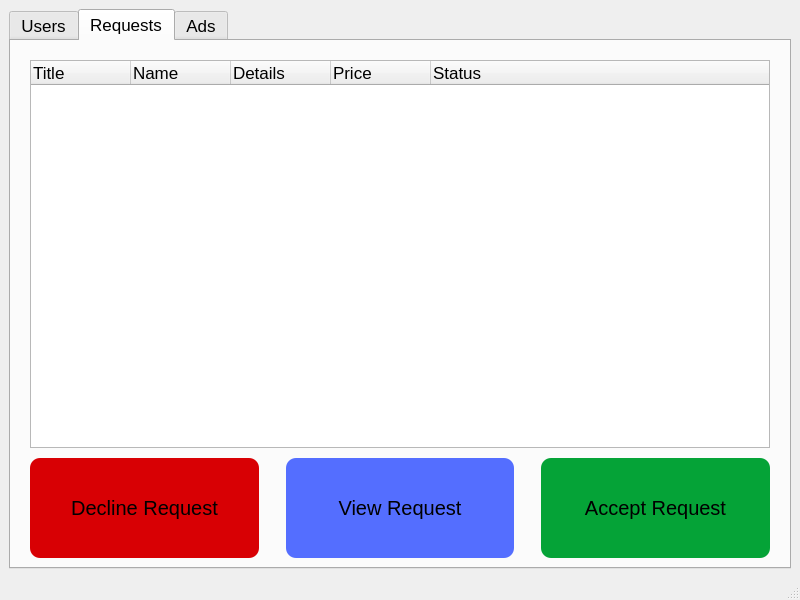
The window that Resources/Management.ui (Danial-Movahed/SOAS) describes before a commit, drawn with Qt 5.
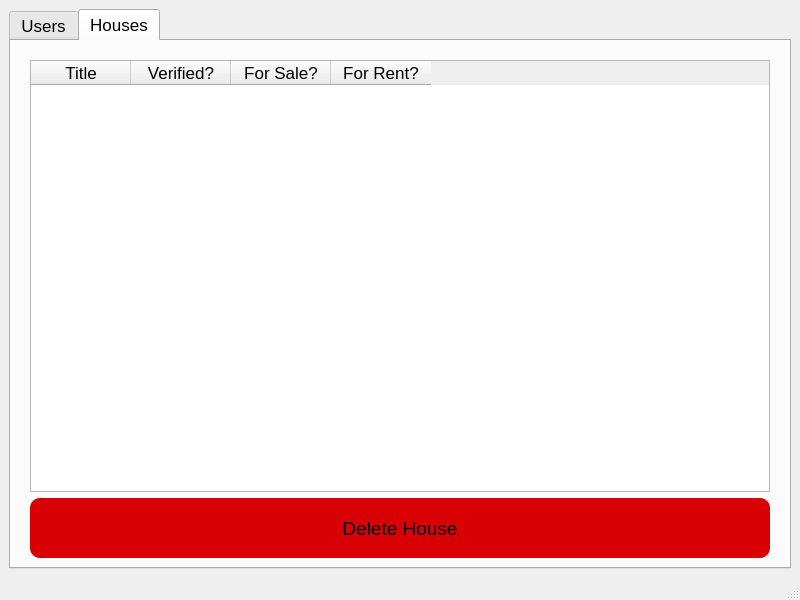
The same window after the commit. The open tabs and pages were chosen to show the change.

Commit message: Changed all ads to house invetory

```diff
--- a/Resources/Management.ui
+++ b/Resources/Management.ui
@@ -130,22 +130,13 @@
         </item>
        </layout>
       </widget>
-      <widget class="QWidget" name="RequestsTab">
-       <property name="sizePolicy">
-        <sizepolicy hsizetype="Fixed" vsizetype="Preferred">
-         <horstretch>0</horstretch>
-         <verstretch>0</verstretch>
-        </sizepolicy>
-       </property>
+      <widget class="QWidget" name="Houses">
        <attribute name="title">
-        <string>Requests</string>
+        <string>Houses</string>
        </attribute>
        <layout class="QVBoxLayout" name="verticalLayout_4">
         <item>
-         <layout class="QVBoxLayout" name="verticalLayout_3">
-          <property name="spacing">
-           <number>10</number>
-          </property>
+         <layout class="QVBoxLayout" name="verticalLayout_8">
           <property name="leftMargin">
            <number>10</number>
           </property>
@@ -155,240 +146,78 @@
           <property name="rightMargin">
            <number>10</number>
           </property>
-          <property name="bottomMargin">
-           <number>0</number>
-          </property>
           <item>
-           <widget class="QTreeWidget" name="Requests">
-            <property name="sizePolicy">
-             <sizepolicy hsizetype="Expanding" vsizetype="Expanding">
-              <horstretch>0</horstretch>
-              <verstretch>0</verstretch>
-             </sizepolicy>
-            </property>
-            <property name="maximumSize">
-             <size>
-              <width>16777215</width>
-              <height>16777215</height>
-             </size>
-            </property>
+           <widget class="QTableWidget" name="HousesTable">
             <column>
              <property name="text">
               <string>Title</string>
              </property>
-            </column>
-            <column>
-             <property name="text">
-              <string>Name</string>
+             <property name="font">
+              <font>
+               <pointsize>13</pointsize>
+              </font>
              </property>
             </column>
             <column>
              <property name="text">
-              <string>Details</string>
+              <string>Verified?</string>
              </property>
+             <property name="font">
+              <font>
+               <pointsize>13</pointsize>
+              </font>
+             </property>
             </column>
             <column>
              <property name="text">
-              <string>Price</string>
+              <string>For Sale?</string>
              </property>
+             <property name="font">
+              <font>
+               <pointsize>13</pointsize>
+              </font>
+             </property>
             </column>
             <column>
              <property name="text">
-              <string>Status</string>
+              <string>For Rent?</string>
              </property>
+             <property name="font">
+              <font>
+               <pointsize>13</pointsize>
+              </font>
+             </property>
             </column>
            </widget>
           </item>
           <item>
-           <layout class="QHBoxLayout" name="horizontalLayout_2">
-            <property name="spacing">
-             <number>27</number>
+           <widget class="QPushButton" name="DeleteHouseBtn">
+            <property name="sizePolicy">
+             <sizepolicy hsizetype="Minimum" vsizetype="Expanding">
+              <horstretch>0</horstretch>
+              <verstretch>0</verstretch>
+             </sizepolicy>
             </property>
-            <item>
-             <widget class="QPushButton" name="DeclineRequestBtn">
-              <property name="sizePolicy">
-               <sizepolicy hsizetype="Minimum" vsizetype="Expanding">
-                <horstretch>0</horstretch>
-                <verstretch>0</verstretch>
-               </sizepolicy>
-              </property>
-              <property name="maximumSize">
-               <size>
-                <width>16777215</width>
-                <height>100</height>
-               </size>
-              </property>
-              <property name="font">
-               <font>
-                <pointsize>15</pointsize>
-               </font>
-              </property>
-              <property name="styleSheet">
-               <string notr="true">background-color: rgb(216, 0, 4);
-border-radius: 10px;
-padding: 0px 5px;</string>
-              </property>
-              <property name="text">
-               <string>Decline Request</string>
-              </property>
-             </widget>
-            </item>
-            <item>
-             <widget class="QPushButton" name="ViewRequestBtn">
-              <property name="sizePolicy">
-               <sizepolicy hsizetype="Minimum" vsizetype="Expanding">
-                <horstretch>0</horstretch>
-                <verstretch>0</verstretch>
-               </sizepolicy>
-              </property>
-              <property name="maximumSize">
-               <size>
-                <width>16777215</width>
-                <height>100</height>
-               </size>
-              </property>
-              <property name="sizeIncrement">
-               <size>
-                <width>0</width>
-                <height>0</height>
-               </size>
-              </property>
-              <property name="font">
-               <font>
-                <pointsize>15</pointsize>
-               </font>
-              </property>
-              <property name="styleSheet">
-               <string notr="true">background-color: rgb(84, 110, 255);
-border-radius: 10px;
-padding: 0px 5px;</string>
-              </property>
-              <property name="text">
-               <string>View Request</string>
-              </property>
-             </widget>
-            </item>
-            <item>
-             <widget class="QPushButton" name="AcceptRequestBtn">
-              <property name="sizePolicy">
-               <sizepolicy hsizetype="Minimum" vsizetype="Expanding">
-                <horstretch>0</horstretch>
-                <verstretch>0</verstretch>
-               </sizepolicy>
-              </property>
-              <property name="maximumSize">
-               <size>
-                <width>16777215</width>
-                <height>100</height>
-               </size>
-              </property>
-              <property name="font">
-               <font>
-                <pointsize>15</pointsize>
-               </font>
-              </property>
-              <property name="styleSheet">
-               <string notr="true">background-color: rgb(5, 163, 55);
-border-radius: 10px;
-padding: 0px 5px;</string>
-              </property>
-              <property name="text">
-               <string>Accept Request</string>
-              </property>
-             </widget>
-            </item>
-           </layout>
-          </item>
-         </layout>
-        </item>
-       </layout>
-      </widget>
-      <widget class="QWidget" name="Adstab">
-       <attribute name="title">
-        <string>Ads</string>
-       </attribute>
-       <layout class="QVBoxLayout" name="verticalLayout_5">
-        <item>
-         <layout class="QVBoxLayout" name="verticalLayout">
-          <property name="leftMargin">
-           <number>10</number>
-          </property>
-          <property name="topMargin">
-           <number>10</number>
-          </property>
-          <property name="rightMargin">
-           <number>10</number>
-          </property>
-          <item>
-           <widget class="QListWidget" name="AdList"/>
-          </item>
-          <item>
-           <layout class="QHBoxLayout" name="horizontalLayout">
-            <property name="spacing">
-             <number>33</number>
+            <property name="maximumSize">
+             <size>
+              <width>16777215</width>
+              <height>60</height>
+             </size>
             </property>
-            <property name="leftMargin">
-             <number>0</number>
+            <property name="font">
+             <font>
+              <pointsize>14</pointsize>
+             </font>
             </property>
-            <item>
-             <widget class="QPushButton" name="DeleteAdBtn">
-              <property name="sizePolicy">
-               <sizepolicy hsizetype="Minimum" vsizetype="Expanding">
-                <horstretch>0</horstretch>
-                <verstretch>0</verstretch>
-               </sizepolicy>
-              </property>
-              <property name="maximumSize">
-               <size>
-                <width>16777215</width>
-                <height>100</height>
-               </size>
-              </property>
-              <property name="font">
-               <font>
-                <pointsize>15</pointsize>
-               </font>
-              </property>
-              <property name="styleSheet">
-               <string notr="true">background-color: rgb(216, 0, 4);
+            <property name="styleSheet">
+             <string notr="true">background-color: rgb(216, 0, 4);
 border-radius: 10px;
 padding: 0px 5px;</string>
-              </property>
-              <property name="text">
-               <string>Delete Ad</string>
-              </property>
-             </widget>
-            </item>
-            <item>
-             <widget class="QPushButton" name="ViewAdBtn">
-              <property name="sizePolicy">
-               <sizepolicy hsizetype="Minimum" vsizetype="Expanding">
-                <horstretch>0</horstretch>
-                <verstretch>0</verstretch>
-               </sizepolicy>
-              </property>
-              <property name="maximumSize">
-               <size>
-                <width>16777215</width>
-                <height>100</height>
-               </size>
-              </property>
-              <property name="font">
-               <font>
-                <pointsize>15</pointsize>
-               </font>
-              </property>
-              <property name="styleSheet">
-               <string notr="true">background-color: rgb(84, 110, 255);
-border-radius: 10px;
-padding: 0px 5px;</string>
-              </property>
-              <property name="text">
-               <string>View Ad</string>
-              </property>
-             </widget>
-            </item>
-           </layout>
+            </property>
+            <property name="text">
+             <string>Delete House</string>
+            </property>
+           </widget>
           </item>
          </layout>
         </item>
```
Left out of the diff: 4 changed lines with no effect on the pictures. The commit also changes 29 other files.
